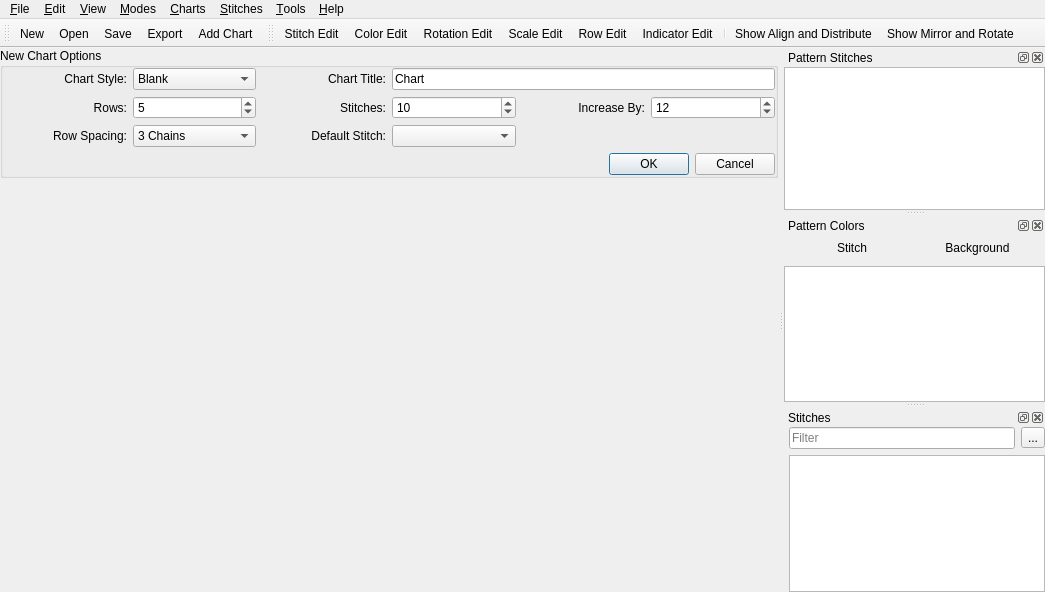
Above: src/mainwindow.ui from iPenguin/CrochetCharts before the change. Below: the same form after it.
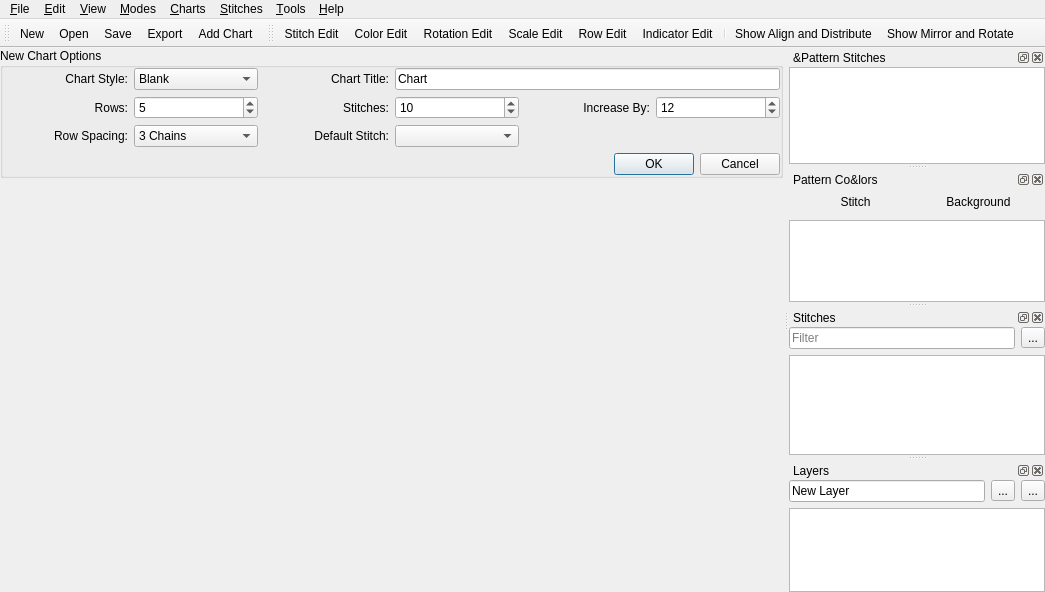
That is the form after the change. Icons and pictures are not drawn. Custom widgets are drawn as their Qt base class.

Commit message: Fixed bug in text indicator not being editable after opening file. Implemented the GUI for layers

The edit to the form file:
```diff
--- a/src/mainwindow.ui
+++ b/src/mainwindow.ui
@@ -431,7 +431,7 @@
   </widget>
   <widget class="QDockWidget" name="patternStitchesDock">
    <property name="windowTitle">
-    <string>Pattern Stitches</string>
+    <string>&amp;Pattern Stitches</string>
    </property>
    <attribute name="dockWidgetArea">
     <number>2</number>
@@ -492,7 +492,7 @@
   </widget>
   <widget class="QDockWidget" name="patternColorsDock">
    <property name="windowTitle">
-    <string>Pattern Colors</string>
+    <string>Pattern Co&amp;lors</string>
    </property>
    <attribute name="dockWidgetArea">
     <number>2</number>
@@ -612,7 +612,7 @@
    <widget class="QWidget" name="allStitchesDockWidget">
     <layout class="QVBoxLayout" name="verticalLayout" stretch="0,0">
      <property name="leftMargin">
-      <number>5</number>
+      <number>0</number>
      </property>
      <property name="topMargin">
       <number>0</number>
@@ -717,6 +717,97 @@
    <addaction name="actionShowAlignDock"/>
    <addaction name="actionShowMirrorDock"/>
   </widget>
+  <widget class="QDockWidget" name="layersDock">
+   <property name="windowTitle">
+    <string>Layers</string>
+   </property>
+   <attribute name="dockWidgetArea">
+    <number>2</number>
+   </attribute>
+   <widget class="QWidget" name="dockWidgetContents_4">
+    <layout class="QVBoxLayout" name="verticalLayout_5">
+     <property name="spacing">
+      <number>6</number>
+     </property>
+     <property name="leftMargin">
+      <number>0</number>
+     </property>
+     <property name="topMargin">
+      <number>0</number>
+     </property>
+     <property name="rightMargin">
+      <number>0</number>
+     </property>
+     <property name="bottomMargin">
+      <number>0</number>
+     </property>
+     <item>
+      <layout class="QHBoxLayout" name="horizontalLayout_3">
+       <property name="spacing">
+        <number>6</number>
+       </property>
+       <item>
+        <widget class="QLineEdit" name="layerName">
+         <property name="text">
+          <string>New Layer</string>
+         </property>
+        </widget>
+       </item>
+       <item>
+        <widget class="QToolButton" name="addLayerBtn">
+         <property name="text">
+          <string>...</string>
+         </property>
+         <property name="icon">
+          <iconset resource="../crochet.qrc">
+           <normaloff>:/images/plus.svg</normaloff>:/images/plus.svg</iconset>
+         </property>
+         <property name="arrowType">
+          <enum>Qt::NoArrow</enum>
+         </property>
+        </widget>
+       </item>
+       <item>
+        <widget class="QToolButton" name="removeLayerBtn">
+         <property name="text">
+          <string>...</string>
+         </property>
+         <property name="icon">
+          <iconset resource="../crochet.qrc">
+           <normaloff>:/images/minus.svg</normaloff>:/images/minus.svg</iconset>
+         </property>
+        </widget>
+       </item>
+      </layout>
+     </item>
+     <item>
+      <widget class="QTreeView" name="layersView">
+       <property name="horizontalScrollBarPolicy">
+        <enum>Qt::ScrollBarAlwaysOff</enum>
+       </property>
+       <property name="rootIsDecorated">
+        <bool>false</bool>
+       </property>
+       <property name="uniformRowHeights">
+        <bool>true</bool>
+       </property>
+       <property name="itemsExpandable">
+        <bool>false</bool>
+       </property>
+       <property name="allColumnsShowFocus">
+        <bool>true</bool>
+       </property>
+       <property name="headerHidden">
+        <bool>true</bool>
+       </property>
+       <attribute name="headerVisible">
+        <bool>false</bool>
+       </attribute>
+      </widget>
+     </item>
+    </layout>
+   </widget>
+  </widget>
   <action name="actionNew">
    <property name="icon">
     <iconset resource="../crochet.qrc">
```
Left out of the diff: 70 changed lines with no effect on the pictures. The commit also changes 13 other files.
